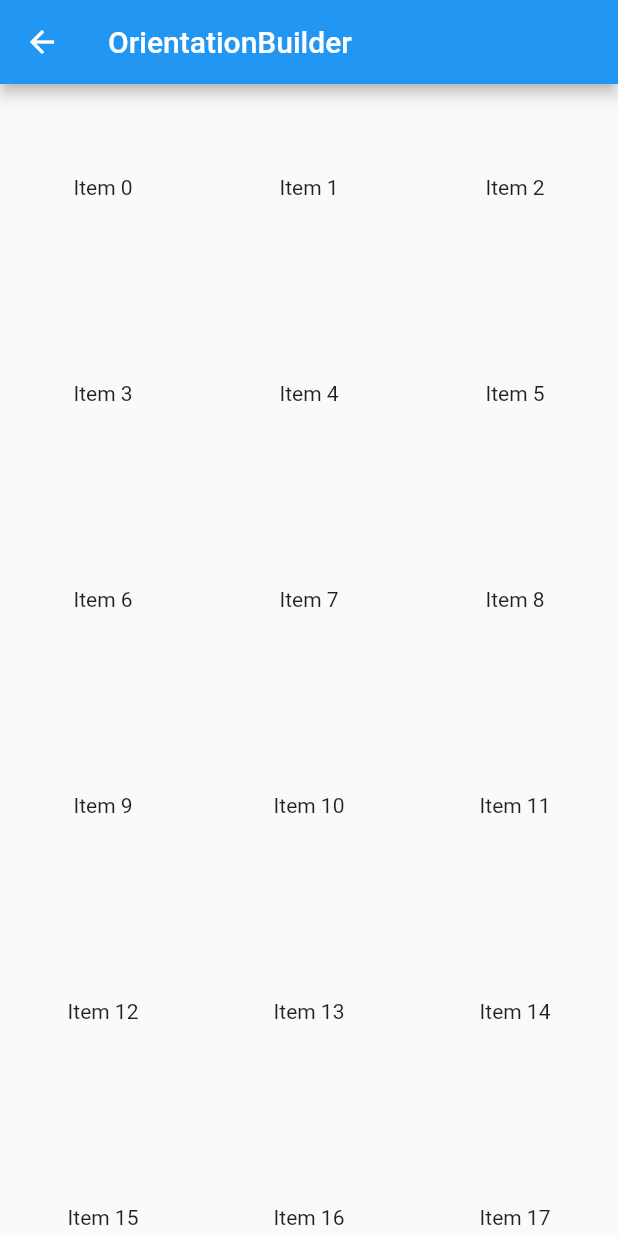
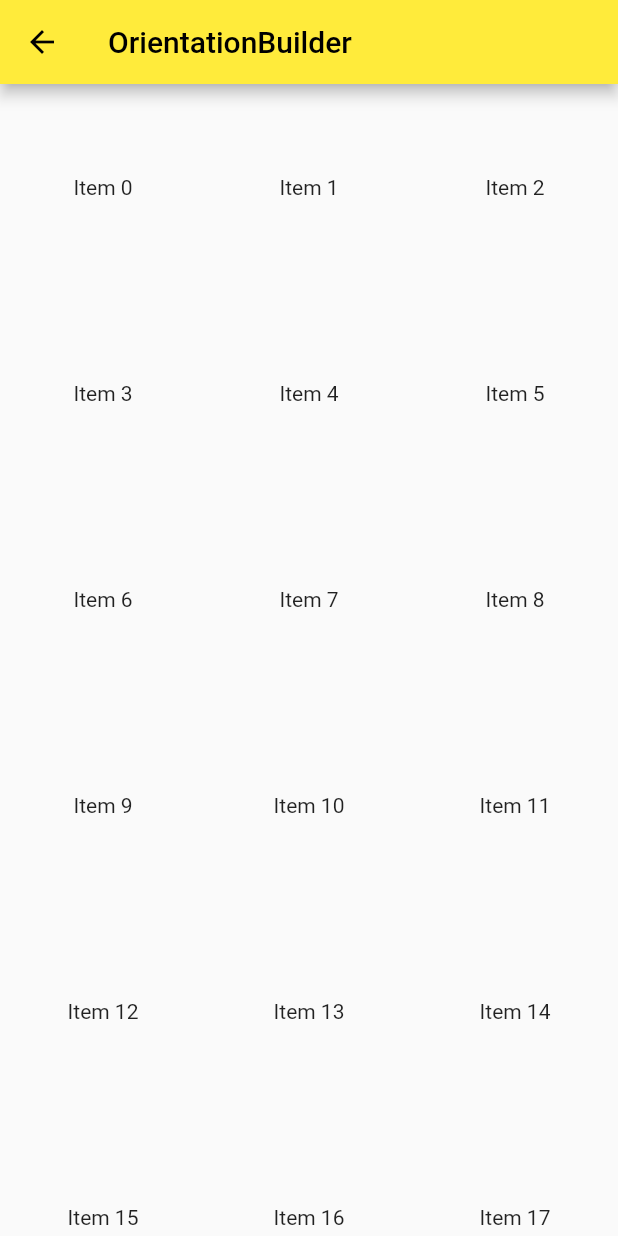
Before and after one commit to wogks/ohjunseok_joonggub, a Flutter app: the screen it shows after launch, after a tap on "Orientation Builder", on a phone screen of 412 x 824 dp. Run offline on Flutter 3.47's test engine with Material 2 defaults, Android fonts, the phone set to English and light mode, and no system bars.

Commit message:
Add: tab controller 추가

```diff
--- a/lib/animated_container.dart
+++ b/lib/animated_container.dart
@@ -1,5 +1,3 @@
-
-
 import 'dart:math';
 
 import 'package:flutter/material.dart';
--- a/lib/main.dart
+++ b/lib/main.dart
@@ -1,9 +1,9 @@
-
 import 'package:flutter/material.dart';
 import 'package:ohjunseokjunggup/animated_opacity.dart';
 import 'package:ohjunseokjunggup/drawer.dart';
 import 'package:ohjunseokjunggup/oriental.dart';
 import 'package:ohjunseokjunggup/snackbar.dart';
+import 'package:ohjunseokjunggup/tab_controller.dart';
 
 import 'animated_container.dart';
 
@@ -20,13 +20,12 @@ class MyApp extends StatelessWidget {
     return MaterialApp(
       title: 'Flutter Demo',
       theme: ThemeData(
-        primarySwatch: Colors.blue,
+        primarySwatch: Colors.yellow,
       ),
       home: const HomeState(),
     );
   }
 }
-
 
 class HomeState extends StatefulWidget {
   const HomeState({Key? key}) : super(key: key);
@@ -43,32 +42,52 @@ class _HomeStateState extends State<HomeState> {
         children: [
           ListTile(
             title: const Text('Animated Container'),
-            onTap: (){
-              Navigator.push(context, MaterialPageRoute(builder: (context)=>const MyAnimatedContainer()));
+            onTap: () {
+              Navigator.push(
+                  context,
+                  MaterialPageRoute(
+                      builder: (context) => const MyAnimatedContainer()));
             },
           ),
           ListTile(
             title: const Text('Animated Opacity'),
-            onTap: (){
-              Navigator.push(context, MaterialPageRoute(builder: (context)=>const MyAnimatedOpacity()));
+            onTap: () {
+              Navigator.push(
+                  context,
+                  MaterialPageRoute(
+                      builder: (context) => const MyAnimatedOpacity()));
             },
           ),
           ListTile(
             title: const Text('Drwaer'),
-            onTap: (){
-              Navigator.push(context, MaterialPageRoute(builder: (context)=>const MyDrawer()));
+            onTap: () {
+              Navigator.push(context,
+                  MaterialPageRoute(builder: (context) => const MyDrawer()));
             },
           ),
           ListTile(
             title: const Text('Snack Bar'),
-            onTap: (){
-              Navigator.push(context, MaterialPageRoute(builder: (context)=>const MySnackBar()));
+            onTap: () {
+              Navigator.push(context,
+                  MaterialPageRoute(builder: (context) => const MySnackBar()));
             },
           ),
-           ListTile(
+          ListTile(
             title: const Text('Orientation Builder'),
-            onTap: (){
-              Navigator.push(context, MaterialPageRoute(builder: (context)=>const MyOrientation()));
+            onTap: () {
+              Navigator.push(
+                  context,
+                  MaterialPageRoute(
+                      builder: (context) => const MyOrientation()));
+            },
+          ),
+          ListTile(
+            title: const Text('Tab Controller'),
+            onTap: () {
+              Navigator.push(
+                  context,
+                  MaterialPageRoute(
+                      builder: (context) => const MyTabController()));
             },
           ),
         ],
--- a/lib/oriental.dart
+++ b/lib/oriental.dart
@@ -1,6 +1,4 @@
 import 'package:flutter/material.dart';
-import 'package:flutter/src/foundation/key.dart';
-import 'package:flutter/src/widgets/framework.dart';
 
 class MyOrientation extends StatefulWidget {
   const MyOrientation({Key? key}) : super(key: key);
```
Also changed, not shown: lib/animated_opacity.dart (+10 -6 lines), lib/drawer.dart (+3 -7 lines), lib/snackbar.dart (+6 -5 lines), lib/tab_controller.dart (added, +31 -0 lines).
